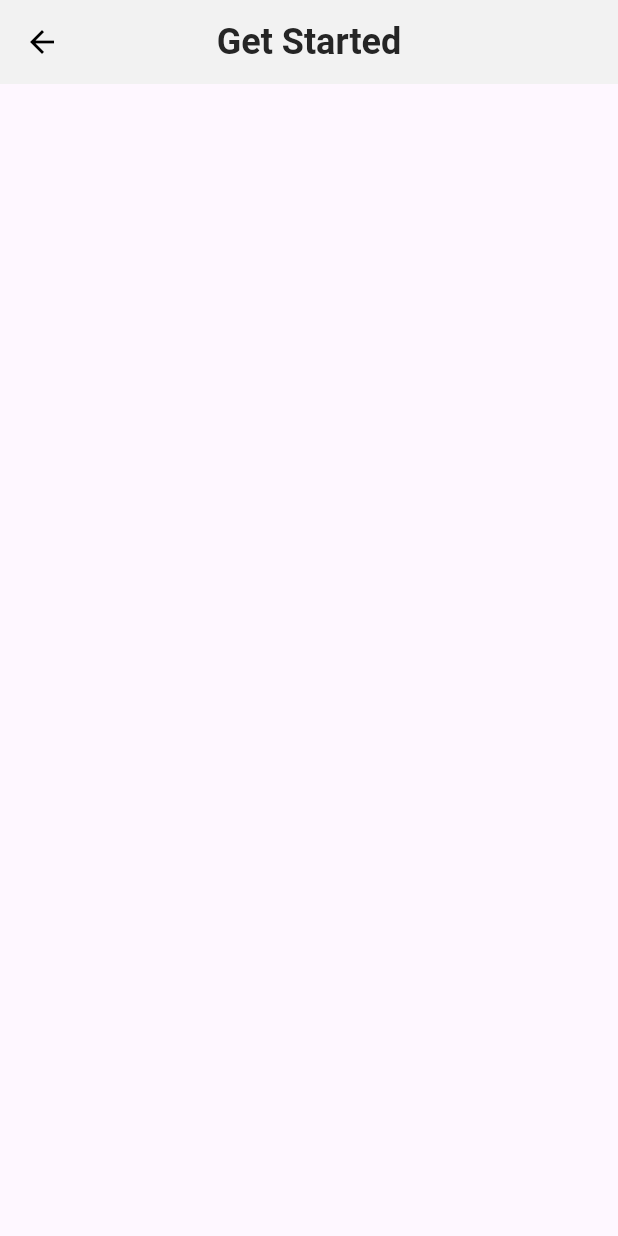
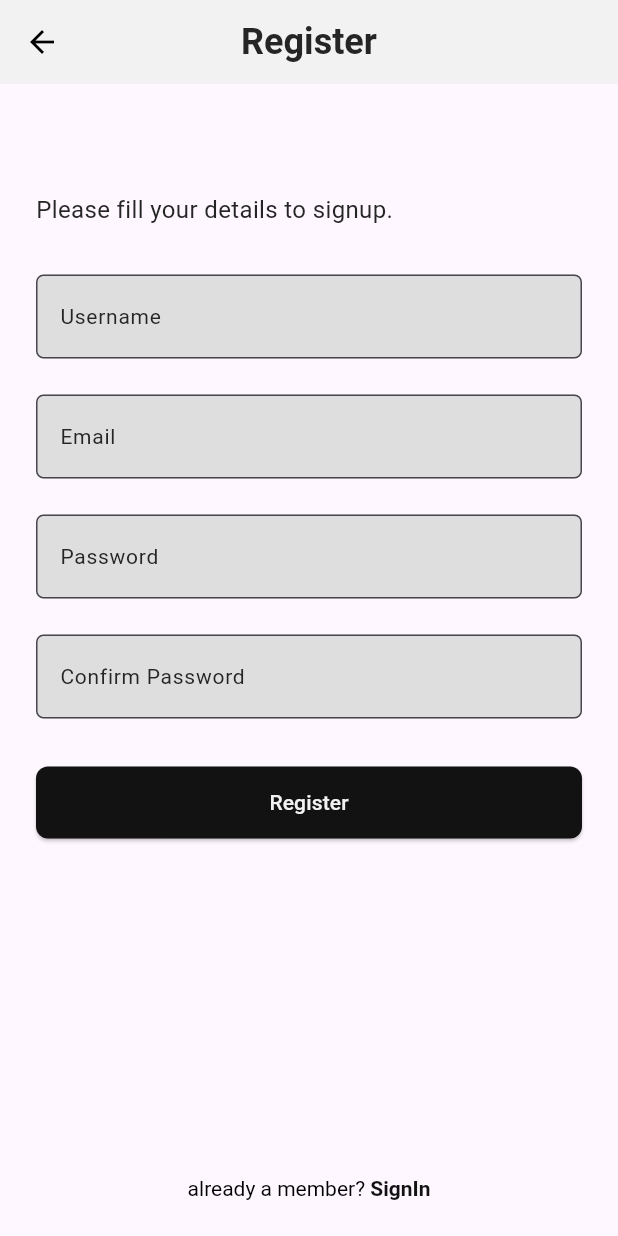
Before and after one commit to methob/my-bookstore-flutter, a Flutter app: the screen it shows after launch, after a tap on an icon or button, on a phone screen of 412 x 824 dp. Run offline on Flutter 3.47's test engine with Material 3 defaults, Android fonts, the phone set to English and light mode, and no system bars; our stand-ins replace auto_route, dio, flutter_bloc, get_it, injectable.

Commit message:
add sign up screen

```diff
--- a/lib/ui/screen/login/login.dart
+++ b/lib/ui/screen/login/login.dart
@@ -3,6 +3,7 @@ import 'package:auto_route/auto_route.dart';
 import 'package:bookstore_thais/bloc/login/password_toggle_bloc.dart';
 import 'package:bookstore_thais/navigation/router.config.gr.dart';
 import 'package:bookstore_thais/theme/colors.dart';
+import 'package:bookstore_thais/ui/screen/login/widget/action_bar_bookstore.dart';
 import 'package:bookstore_thais/ui/screen/login/widget/text_input_login.dart';
 import 'package:flutter/material.dart';
 import 'package:flutter_bloc/flutter_bloc.dart';
@@ -15,26 +16,9 @@ class LoginScreen extends StatelessWidget {
 
   @override
   Widget build(BuildContext context) {
-    return MaterialApp(
-      home: Scaffold(
-          appBar: AppBar(
-            backgroundColor: AppColors.primary,
-            leading: BackButton(
-              color: Colors.black,
-              onPressed: () {
-                // TODO REALIZAR AÇÃO
-              },
-            ),
-            title: const Text(
-              "Get Started",
-              style: TextStyle(
-                  color: AppColors.simpleBlack,
-                  fontWeight: FontWeight.bold,
-                  fontSize: 24.0),
-            ),
-            centerTitle: true,
-          ),
-          body: LayoutBuilder(builder: (context, constraints) {
+    return ActionBarBookstore(
+        titleActionBar: "Get Started",
+        bodyScreen: LayoutBuilder(builder: (context, constraints) {
           return SingleChildScrollView(
             child: ConstrainedBox(
               constraints: BoxConstraints(
@@ -49,7 +33,7 @@ class LoginScreen extends StatelessWidget {
                     child: Column(
                       crossAxisAlignment: CrossAxisAlignment.start,
                       children: [
-                          const SizedBox(height: defaultSpacing * 3),
+                        const SizedBox(height: defaultSpacing * 2),
                         const Text(
                           "Please fill your details to login.",
                           style: TextStyle(
@@ -60,9 +44,19 @@ class LoginScreen extends StatelessWidget {
                           hint: "Username/Email",
                         ),
                         const SizedBox(height: defaultSpacing),
-                          TextInputLogin(
+                        BlocBuilder<PasswordBloc, PasswordState>(
+                          builder: (context, state) {
+                            return TextInputLogin(
                               hint: "Password",
+                              passwordIsHidden: state == PasswordState.hidden,
                               isPassword: true,
+                              maxLength: 8,
+                              keyboardType: TextInputType.number,
+                              eyeClick: () {
+                                context.read<PasswordBloc>().add(PasswordEvent.changeToggleVisibility);
+                              },
+                            );
+                          }
                         ),
                         const SizedBox(height: defaultSpacing),
                         ElevatedButton(
@@ -127,7 +121,7 @@ class LoginScreen extends StatelessWidget {
               ),
             ),
           );
-          })),
+        })
     );
   }
 }
--- /dev/null
+++ b/lib/ui/screen/login/login_controller.dart
@@ -0,0 +1,15 @@
+
+
+import 'package:injectable/injectable.dart';
+
+@Singleton()
+class LoginController {
+
+  String? validatePassword(String? password) {
+    if (password?.isEmpty == true) {
+      return "Please enter your password";
+    } else {
+      null;
+    }
+  }
+}
--- a/lib/ui/screen/login/sign_up.dart
+++ b/lib/ui/screen/login/sign_up.dart
@@ -1,34 +1,136 @@
+import 'package:auto_route/annotations.dart';
+import 'package:auto_route/auto_route.dart';
+import 'package:bookstore_thais/di/di.config.dart';
+import 'package:bookstore_thais/ui/screen/login/login_controller.dart';
+import 'package:bookstore_thais/ui/screen/login/widget/action_bar_bookstore.dart';
+import 'package:bookstore_thais/ui/screen/login/widget/text_input_login.dart';
+import 'package:flutter/material.dart';
 
-import 'package:auto_route/annotations.dart';
-import 'package:flutter/material.dart';
 import '../../../theme/colors.dart';
 
 @RoutePage()
 class SignUpScreen extends StatelessWidget {
 
-  const SignUpScreen({super.key});
+  var controller = getIt.get<LoginController>();
+
+  final TextEditingController passwordController = TextEditingController();
+  final TextEditingController confirmPasswordController = TextEditingController();
+  final GlobalKey<FormState> _formKey = GlobalKey<FormState>();
+
+  static const double defaultSpacing = 24.0;
+
+  SignUpScreen({super.key});
+
+  void _validateLocallyPasswords() {
+    if (_formKey.currentState!.validate()) {
+      // TODO MAKE API CALL AND ADVANCE
+    }
+  }
 
   @override
   Widget build(BuildContext context) {
-    return MaterialApp(
-      home: Scaffold(
-      appBar: AppBar(
-      backgroundColor: AppColors.primary,
-      leading: BackButton(
-        color: Colors.black,
-        onPressed: () {
-          // TODO REALIZAR AÇÃO
+    return ActionBarBookstore(
+        titleActionBar: "Register",
+        bodyScreen: LayoutBuilder(
+          builder: (context, constraints) {
+            return SingleChildScrollView(
+              child: ConstrainedBox(
+                constraints: BoxConstraints(
+                    minWidth: constraints.maxWidth,
+                    minHeight: constraints.maxHeight),
+                child: IntrinsicHeight(
+                  child: Form(
+                    key: _formKey,
+                    child: Container(
+                      margin: const EdgeInsets.symmetric(
+                          horizontal: defaultSpacing, vertical: defaultSpacing),
+                      child: Column(
+                        crossAxisAlignment: CrossAxisAlignment.start,
+                        children: [
+                          const SizedBox(height: defaultSpacing * 2),
+                          const Text(
+                            "Please fill your details to signup.",
+                            style: TextStyle(
+                                color: AppColors.simpleBlack, fontSize: 16.0),
+                          ),
+                          const SizedBox(height: 32.0),
+                          TextInputLogin(
+                            hint: "Username",
+                          ),
+                          const SizedBox(height: defaultSpacing),
+                          TextInputLogin(
+                            hint: "Email",
+                            keyboardType: TextInputType.emailAddress,
+                          ),
+                          const SizedBox(height: defaultSpacing),
+                          TextInputLogin(
+                            hint: "Password",
+                            keyboardType: TextInputType.number,
+                            controller: passwordController,
+                            validator: (value) {
+                              return controller.validatePassword(value);
                             },
+                            maxLength: 8,
                           ),
-      title: const Text(
-        "Get Started",
+                          const SizedBox(height: defaultSpacing),
+                          TextInputLogin(
+                            hint: "Confirm Password",
+                            controller: confirmPasswordController,
+                            keyboardType: TextInputType.number,
+                            validator: (value) {
+                              if (value != passwordController.text) {
+                                return 'Passwords do not match';
+                              }
+                              return null;
+                            },
+                            maxLength: 8,
+                          ),
+                          const SizedBox(height: 32.0),
+                          ElevatedButton(
+                            onPressed: _validateLocallyPasswords,
+                            style: ElevatedButton.styleFrom(
+                                backgroundColor: AppColors.btnColors,
+                                minimumSize: const Size(double.infinity, 48),
+                                shape: RoundedRectangleBorder(
+                                    borderRadius: BorderRadius.circular(8.0))),
+                            child: const Text(
+                              'Register',
+                              style: TextStyle(color: AppColors.primary),
+                            ),
+                          ),
+                          Expanded(
+                            child: Container(
+                              margin: const EdgeInsets.only(top: defaultSpacing),
+                              child: Align(
+                                alignment: Alignment.bottomCenter,
+                                child: InkWell(
+                                    onTap: () {
+                                      context.router.maybePop();
+                                    },
+                                    child: RichText(
+                                        text: const TextSpan(children: [
+                                          TextSpan(
+                                              text: 'already a member?',
                                               style: TextStyle(
-            color: AppColors.simpleBlack,
+                                                  color: AppColors.defaultBlack)),
+                                          TextSpan(
+                                              text: ' SignIn',
+                                              style: TextStyle(
                                                 fontWeight: FontWeight.bold,
-            fontSize: 24.0),
+                                                color: AppColors.btnColors,
+                                              ))
+                                        ]))),
                               ),
-      centerTitle: true,
                             ),
-    body: Text('');
+                          )
+                        ],
+                      ),
+                    ),
+                  ),
+                ),
+              ),
+            );
+          },
+        ));
   }
 }
--- /dev/null
+++ b/lib/ui/screen/login/widget/action_bar_bookstore.dart
@@ -0,0 +1,35 @@
+import 'package:auto_route/auto_route.dart';
+import 'package:flutter/material.dart';
+import '../../../../theme/colors.dart';
+
+class ActionBarBookstore extends StatelessWidget {
+
+  String titleActionBar;
+  Widget bodyScreen;
+
+  ActionBarBookstore({super.key, required this.titleActionBar, required this.bodyScreen});
+
+  @override
+  Widget build(BuildContext context) {
+    return MaterialApp(
+        home: Scaffold(
+            appBar: AppBar(
+              backgroundColor: AppColors.primary,
+              leading: BackButton(
+                color: Colors.black,
+                onPressed: () {
+                  context.router.maybePop();
+                },
+              ),
+              title: Text(
+                titleActionBar ,
+                style: const TextStyle(
+                    color: AppColors.simpleBlack,
+                    fontWeight: FontWeight.bold,
+                    fontSize: 24.0),
+              ),
+              centerTitle: true,
+            ),
+            body: bodyScreen));
+  }
+}
--- a/lib/ui/screen/login/widget/text_input_login.dart
+++ b/lib/ui/screen/login/widget/text_input_login.dart
@@ -1,31 +1,46 @@
-import 'package:bookstore_thais/bloc/login/password_toggle_bloc.dart';
 import 'package:flutter/material.dart';
-import 'package:flutter_bloc/flutter_bloc.dart';
 import '../../../../theme/colors.dart';
 
 class TextInputLogin extends StatelessWidget {
+
   String? hint;
-  bool isPassword = false;
+  bool isPassword;
+  int maxLength;
+  TextEditingController? controller;
+  TextInputType keyboardType;
+  Function? eyeClick;
+  FormFieldValidator<String>? validator;
+  bool passwordIsHidden;
 
-  TextInputLogin({super.key, this.isPassword = false, this.hint});
+  TextInputLogin({
+    super.key,
+    this.isPassword = false,
+    this.maxLength = 60,
+    this.controller,
+    this.validator,
+    this.keyboardType = TextInputType.text,
+    this.passwordIsHidden = true,
+    this.hint,
+    this.eyeClick
+  });
 
   @override
   Widget build(BuildContext context) {
-    return BlocBuilder<PasswordBloc, PasswordState>(
-      builder: (context, state) {
-        return TextField(
-            obscureText: isPassword && state == PasswordState.hidden,
-            keyboardType: isPassword ? TextInputType.number : TextInputType.text,
-            maxLength: isPassword ? 8 : 60,
+    return TextFormField(
+        obscureText: isPassword && passwordIsHidden,
+        keyboardType: keyboardType,
+        maxLength: maxLength,
+        controller: controller,
+        validator: validator,
         decoration: InputDecoration(
           filled: true,
           counterText: '',
           suffixIcon: isPassword ? IconButton(
               onPressed: () {
-                    context.read<PasswordBloc>().add(PasswordEvent.changeToggleVisibility);
+                eyeClick?.call();
               },
               icon: Icon(
-                      state == PasswordState.hidden ? Icons.visibility : Icons.visibility_off)) : null,
+                  passwordIsHidden ? Icons.visibility : Icons.visibility_off)) : null,
           fillColor: AppColors.textFieldColors,
           hintText: hint,
           hintStyle:
@@ -36,6 +51,4 @@ class TextInputLogin extends StatelessWidget {
                   const BorderSide(color: AppColors.btnColors, width: 2.0)),
         ));
   }
-    );
 }
-}
```
Also changed, not shown: lib/di/di.config.dart, lib/navigation/router.config.gr.dart. Lines whose indentation alone changed are shown as unchanged.
